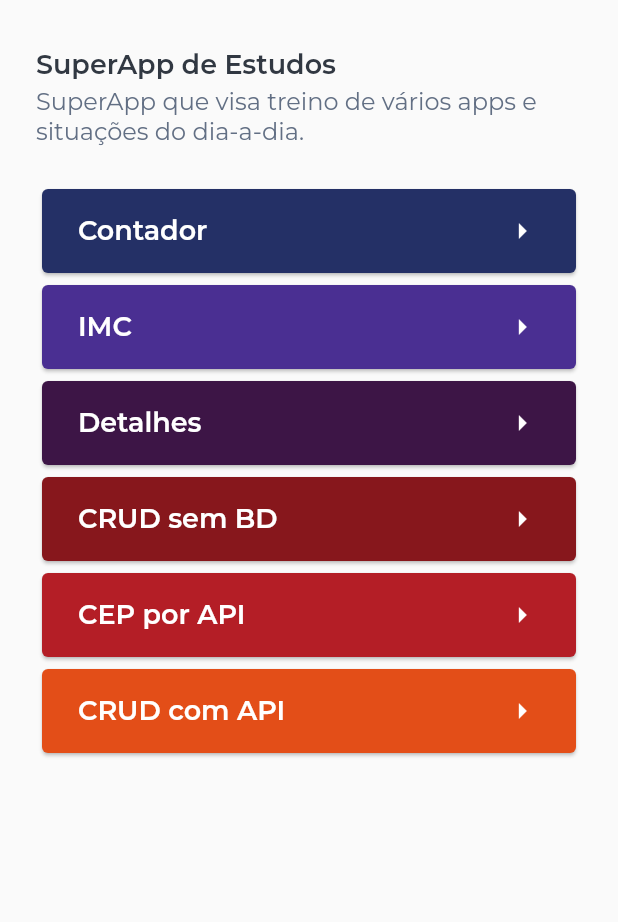
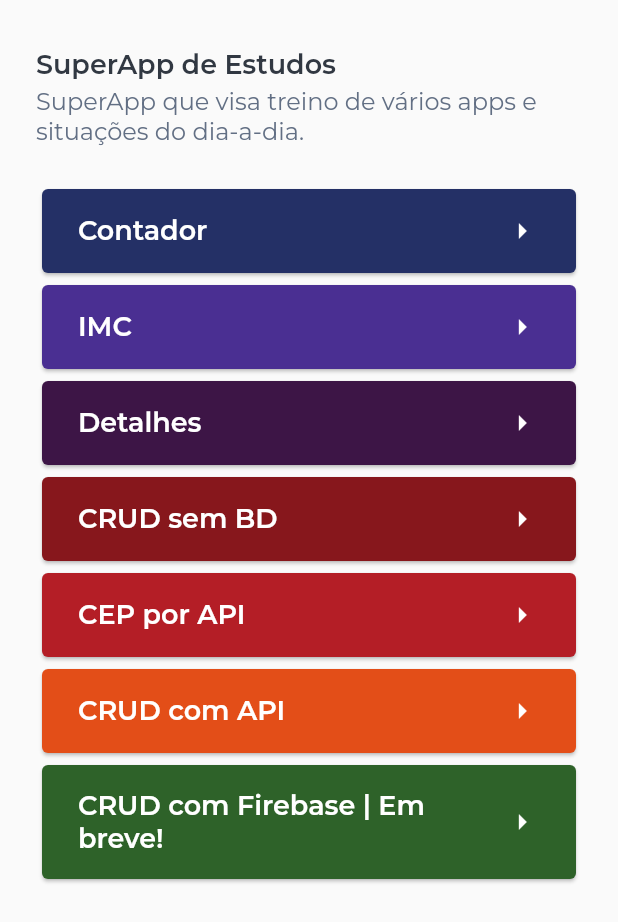
Before and after one commit to ViniciusPii/study-app-my-bloc-flutter, a Flutter app: the screen it shows after launch, on a phone screen of 412 x 824 dp. Shown: the top 922 px of the screen. Run offline on Flutter 3.47's test engine with Material 2 defaults, Android fonts, the phone set to English and light mode, and no system bars; our stand-ins replace cloud_firestore, dio, firebase_core, google_fonts; missing offline and left inert: validatorless; accounts and stored records are empty; generated files the repository leaves out were written again.

Commit message:
Instalação do firebase

```diff
--- a/lib/src/core/components/card_component.dart
+++ b/lib/src/core/components/card_component.dart
@@ -31,10 +31,12 @@ class CardComponent extends StatelessWidget {
             mainAxisAlignment: MainAxisAlignment.spaceBetween,
             crossAxisAlignment: CrossAxisAlignment.center,
             children: [
-              Text(
-                title,
-                style: AppFonts.titleLarge(
-                  color: Utils.getLuminance(color),
+              Flexible(
+                child: Text(
+                  title,
+                  style: AppFonts.titleLarge(
+                    color: Utils.getLuminance(color),
+                  ),
                 ),
               ),
               Icon(
--- a/lib/src/injection.dart
+++ b/lib/src/injection.dart
@@ -1,3 +1,4 @@
+import 'package:cloud_firestore/cloud_firestore.dart';
 import 'package:dio/dio.dart';
 import 'package:superapp_my_bloc/src/core/bloc/di/dependon.dart';
 import 'package:superapp_my_bloc/src/modules/cep_api/cep_injection.dart';
@@ -14,6 +15,7 @@ injection() {
 
   //services
   di.registerLazySingleton(() => Dio());
+  di.registerLazySingleton(() => FirebaseFirestore.instance);
 
   CepInjection.injection();
   ImcInjection.injection();
--- a/lib/src/modules/home/features/home_page.dart
+++ b/lib/src/modules/home/features/home_page.dart
@@ -99,6 +99,11 @@ class HomePage extends StatelessWidget {
             CrudApiRoutes.listContact,
           ),
         ),
+        CardComponent(
+          title: 'CRUD com Firebase | Em breve!',
+          color: AppColors.green700,
+          func: () => {},
+        ),
       ],
     );
   }
--- a/pubspec.yaml
+++ b/pubspec.yaml
@@ -38,6 +38,8 @@ dependencies:
   validatorless: ^1.2.1
   dio: ^4.0.6
   dartion: ^1.0.7
+  firebase_core: ^1.19.1
+  cloud_firestore: ^3.2.1
 
 dev_dependencies:
   flutter_test:
```
Also changed, not shown: lib/main.dart (+8 -1 lines), lib/src/modules/crud_firebase/crud_firebase_injection.dart (added), pubspec.lock, 3 other files.
